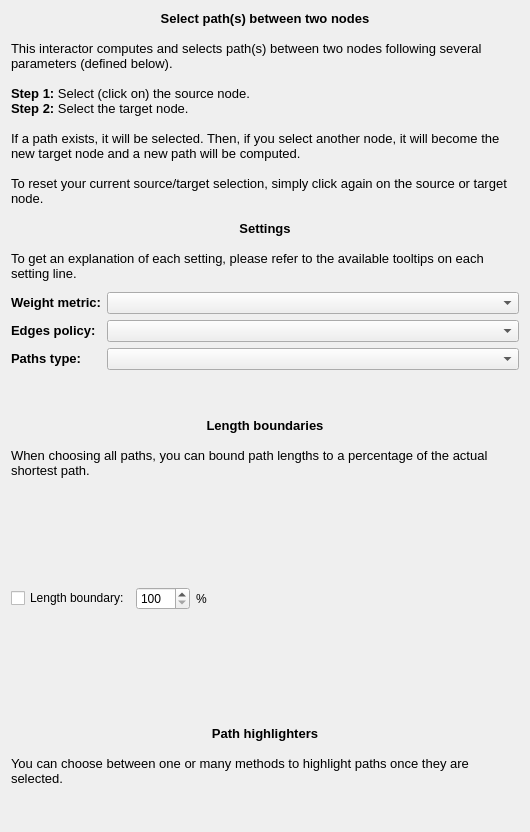
Above: plugins/interactor/PathFinder/designer/PathFinderConfiguration.ui from Tulip-Dev/tulip before the change. Below: the same form after it.
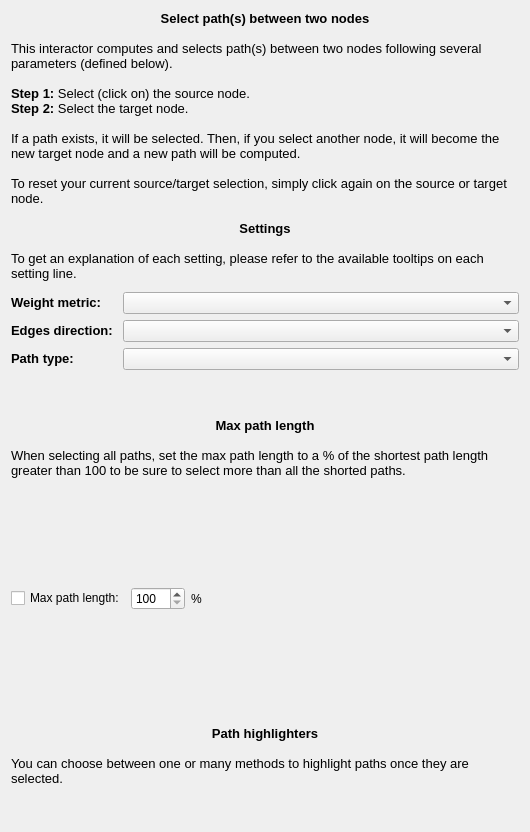
That is the form after the change.

Commit message: Path finder configuration widget minor enhancements

```diff
--- a/plugins/interactor/PathFinder/designer/PathFinderConfiguration.ui
+++ b/plugins/interactor/PathFinder/designer/PathFinderConfiguration.ui
@@ -114,7 +114,7 @@
 &lt;html&gt;&lt;head&gt;&lt;meta name=&quot;qrichtext&quot; content=&quot;1&quot; /&gt;&lt;style type=&quot;text/css&quot;&gt;
 p, li { white-space: pre-wrap; }
 &lt;/style&gt;&lt;/head&gt;&lt;body style=&quot; font-family:'Sans'; font-size:10pt; font-weight:400; font-style:normal;&quot;&gt;
-&lt;p style=&quot; margin-top:0px; margin-bottom:0px; margin-left:0px; margin-right:0px; -qt-block-indent:0; text-indent:0px;&quot;&gt;&lt;span style=&quot; font-weight:600;&quot;&gt;Edges policy: &lt;/span&gt;&lt;/p&gt;&lt;/body&gt;&lt;/html&gt;</string>
+&lt;p style=&quot; margin-top:0px; margin-bottom:0px; margin-left:0px; margin-right:0px; -qt-block-indent:0; text-indent:0px;&quot;&gt;&lt;span style=&quot; font-weight:600;&quot;&gt;Edges direction: &lt;/span&gt;&lt;/p&gt;&lt;/body&gt;&lt;/html&gt;</string>
        </property>
       </widget>
      </item>
@@ -132,7 +132,7 @@
 &lt;html&gt;&lt;head&gt;&lt;meta name=&quot;qrichtext&quot; content=&quot;1&quot; /&gt;&lt;style type=&quot;text/css&quot;&gt;
 p, li { white-space: pre-wrap; }
 &lt;/style&gt;&lt;/head&gt;&lt;body style=&quot; font-family:'Sans'; font-size:10pt; font-weight:400; font-style:normal;&quot;&gt;
-&lt;p style=&quot; margin-top:0px; margin-bottom:0px; margin-left:0px; margin-right:0px; -qt-block-indent:0; text-indent:0px;&quot;&gt;&lt;span style=&quot; font-weight:600;&quot;&gt;Paths type:&lt;/span&gt;&lt;/p&gt;&lt;/body&gt;&lt;/html&gt;</string>
+&lt;p style=&quot; margin-top:0px; margin-bottom:0px; margin-left:0px; margin-right:0px; -qt-block-indent:0; text-indent:0px;&quot;&gt;&lt;span style=&quot; font-weight:600;&quot;&gt;Path type:&lt;/span&gt;&lt;/p&gt;&lt;/body&gt;&lt;/html&gt;</string>
        </property>
       </widget>
      </item>
@@ -151,10 +151,10 @@
       <string>&lt;!DOCTYPE HTML PUBLIC &quot;-//W3C//DTD HTML 4.0//EN&quot; &quot;http://www.w3.org/TR/REC-html40/strict.dtd&quot;&gt;
 &lt;html&gt;&lt;head&gt;&lt;meta name=&quot;qrichtext&quot; content=&quot;1&quot; /&gt;&lt;style type=&quot;text/css&quot;&gt;
 p, li { white-space: pre-wrap; }
-&lt;/style&gt;&lt;/head&gt;&lt;body style=&quot; font-family:'Sans Serif'; font-size:9pt; font-weight:400; font-style:normal;&quot;&gt;
-&lt;p align=&quot;center&quot; style=&quot; margin-top:0px; margin-bottom:0px; margin-left:0px; margin-right:0px; -qt-block-indent:0; text-indent:0px;&quot;&gt;&lt;span style=&quot; font-family:'Sans'; font-size:10pt; font-weight:600;&quot;&gt;Length boundaries&lt;/span&gt;&lt;/p&gt;
+&lt;/style&gt;&lt;/head&gt;&lt;body style=&quot; font-family:'Ubuntu'; font-size:11pt; font-weight:400; font-style:normal;&quot;&gt;
+&lt;p align=&quot;center&quot; style=&quot; margin-top:0px; margin-bottom:0px; margin-left:0px; margin-right:0px; -qt-block-indent:0; text-indent:0px;&quot;&gt;&lt;span style=&quot; font-family:'Sans'; font-size:10pt; font-weight:600;&quot;&gt;Max path length&lt;/span&gt;&lt;/p&gt;
 &lt;p align=&quot;center&quot; style=&quot;-qt-paragraph-type:empty; margin-top:0px; margin-bottom:0px; margin-left:0px; margin-right:0px; -qt-block-indent:0; text-indent:0px; font-family:'Sans'; font-size:10pt; font-weight:600;&quot;&gt;&lt;br /&gt;&lt;/p&gt;
-&lt;p style=&quot; margin-top:0px; margin-bottom:0px; margin-left:0px; margin-right:0px; -qt-block-indent:0; text-indent:0px;&quot;&gt;&lt;span style=&quot; font-family:'Sans'; font-size:10pt;&quot;&gt;When choosing all paths, you can bound path lengths to a percentage of the actual shortest path.&lt;/span&gt;&lt;/p&gt;&lt;/body&gt;&lt;/html&gt;</string>
+&lt;p style=&quot; margin-top:0px; margin-bottom:0px; margin-left:0px; margin-right:0px; -qt-block-indent:0; text-indent:0px;&quot;&gt;&lt;span style=&quot; font-family:'Sans'; font-size:10pt;&quot;&gt;When selecting all paths, set the max path length to a % of the shortest path length greater than 100 to be sure to select more than all the shorted paths.&lt;/span&gt;&lt;/p&gt;&lt;/body&gt;&lt;/html&gt;</string>
      </property>
      <property name="wordWrap">
       <bool>true</bool>
@@ -169,7 +169,7 @@
      <item>
       <widget class="QCheckBox" name="toleranceCheck">
        <property name="text">
-        <string>Length boundary:</string>
+        <string>Max path length:</string>
        </property>
       </widget>
      </item>
```
Left out of the diff: 2 changed lines with no effect on the pictures.
